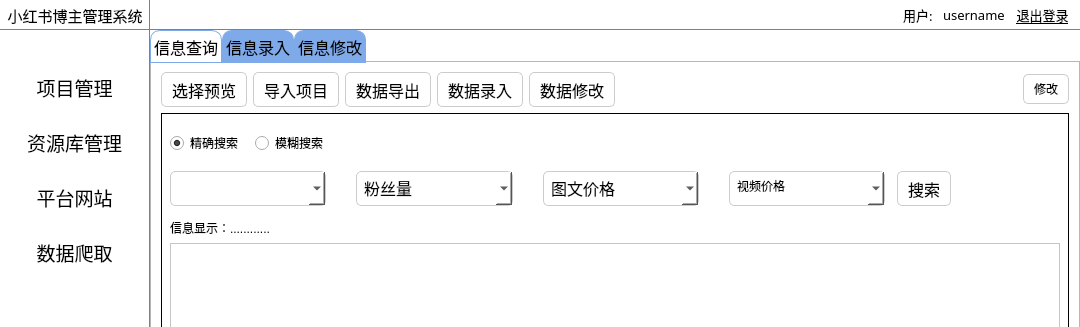
Before: the Qt Designer form xhs_DBMS/appbasewindow.ui in Littledoveqwq/xhs_DBMS, drawn with Qt 5; both pictures show x 0 to 1080 and y 0 to 327 of the 1080 by 640 pixel window.
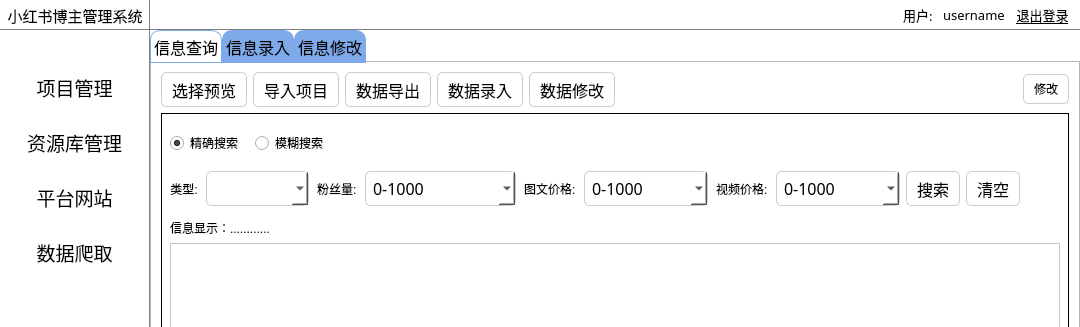
After: the same form once the commit is applied. The open tabs and pages were chosen to show the change. Icons and pictures are not drawn.

What changed in the file:
```diff
--- a/xhs_DBMS/appbasewindow.ui
+++ b/xhs_DBMS/appbasewindow.ui
@@ -839,13 +839,13 @@
                   <widget class="QWidget" name="widget_infoQuerySearch" native="true">
                    <property name="minimumSize">
                     <size>
-                     <width>811</width>
+                     <width>880</width>
                      <height>91</height>
                     </size>
                    </property>
                    <property name="maximumSize">
                     <size>
-                     <width>811</width>
+                     <width>880</width>
                      <height>91</height>
                     </size>
                    </property>
@@ -945,7 +945,7 @@
                     <item>
                      <layout class="QHBoxLayout" name="horizontalLayout_9">
                       <property name="spacing">
-                       <number>12</number>
+                       <number>6</number>
                       </property>
                       <item>
                        <widget class="QStackedWidget" name="stkWidget_search">
@@ -1071,9 +1071,9 @@
                          </layout>
                         </widget>
                         <widget class="QWidget" name="page_fuzzySearch">
-                         <layout class="QHBoxLayout" name="horizontalLayout_6">
+                         <layout class="QHBoxLayout" name="horizontalLayout_6" stretch="1,1,1,1">
                           <property name="spacing">
-                           <number>30</number>
+                           <number>8</number>
                           </property>
                           <property name="leftMargin">
                            <number>0</number>
@@ -1088,7 +1088,25 @@
                            <number>0</number>
                           </property>
                           <item>
-                           <widget class="QComboBox" name="cbx_kind">
+                           <layout class="QHBoxLayout" name="horizontalLayout_11">
+                            <item>
+                             <widget class="QLabel" name="label_6">
+                              <property name="sizePolicy">
+                               <sizepolicy hsizetype="Fixed" vsizetype="Preferred">
+                                <horstretch>0</horstretch>
+                                <verstretch>0</verstretch>
+                               </sizepolicy>
+                              </property>
+                              <property name="text">
+                               <string>类型:</string>
+                              </property>
+                              <property name="alignment">
+                               <set>Qt::AlignCenter</set>
+                              </property>
+                             </widget>
+                            </item>
+                            <item>
+                             <widget class="QComboBox" name="cbx_type">
                             <property name="minimumSize">
                              <size>
                               <width>0</width>
@@ -1124,6 +1142,23 @@
                             </property>
                            </widget>
                           </item>
+                           </layout>
+                          </item>
+                          <item>
+                           <layout class="QHBoxLayout" name="horizontalLayout_12">
+                            <item>
+                             <widget class="QLabel" name="label_7">
+                              <property name="sizePolicy">
+                               <sizepolicy hsizetype="Fixed" vsizetype="Preferred">
+                                <horstretch>0</horstretch>
+                                <verstretch>0</verstretch>
+                               </sizepolicy>
+                              </property>
+                              <property name="text">
+                               <string>粉丝量:</string>
+                              </property>
+                             </widget>
+                            </item>
                           <item>
                            <widget class="QComboBox" name="cbx_fans">
                             <property name="minimumSize">
@@ -1151,7 +1186,72 @@
                              <bool>true</bool>
                             </property>
                             <property name="currentText">
-                             <string>粉丝量</string>
+                               <string>0-1000</string>
+                              </property>
+                              <property name="placeholderText">
+                               <string/>
+                              </property>
+                              <item>
+                               <property name="text">
+                                <string>0-1000</string>
+                               </property>
+                              </item>
+                              <item>
+                               <property name="text">
+                                <string>1000-2000</string>
+                               </property>
+                              </item>
+                              <item>
+                               <property name="text">
+                                <string>1000-5000</string>
+                               </property>
+                              </item>
+                              <item>
+                               <property name="text">
+                                <string>5000-10000</string>
+                               </property>
+                              </item>
+                              <item>
+                               <property name="text">
+                                <string>10000-50000</string>
+                               </property>
+                              </item>
+                              <item>
+                               <property name="text">
+                                <string>50000-100000</string>
+                               </property>
+                              </item>
+                              <item>
+                               <property name="text">
+                                <string>100000-500000</string>
+                               </property>
+                              </item>
+                              <item>
+                               <property name="text">
+                                <string>500000-1000000</string>
+                               </property>
+                              </item>
+                              <item>
+                               <property name="text">
+                                <string>&gt;1000000</string>
+                               </property>
+                              </item>
+                             </widget>
+                            </item>
+                           </layout>
+                          </item>
+                          <item>
+                           <layout class="QHBoxLayout" name="horizontalLayout_13">
+                            <item>
+                             <widget class="QLabel" name="label_8">
+                              <property name="sizePolicy">
+                               <sizepolicy hsizetype="Fixed" vsizetype="Preferred">
+                                <horstretch>0</horstretch>
+                                <verstretch>0</verstretch>
+                               </sizepolicy>
+                              </property>
+                              <property name="text">
+                               <string>图文价格:</string>
                             </property>
                            </widget>
                           </item>
@@ -1182,12 +1282,54 @@
                              <bool>true</bool>
                             </property>
                             <property name="currentText">
-                             <string>图文价格</string>
-                            </property>
-                           </widget>
-                          </item>
+                               <string>0-1000</string>
+                              </property>
+                              <item>
+                               <property name="text">
+                                <string>0-1000</string>
+                               </property>
+                              </item>
+                              <item>
+                               <property name="text">
+                                <string>1000-5000</string>
+                               </property>
+                              </item>
+                              <item>
+                               <property name="text">
+                                <string>5000-10000</string>
+                               </property>
+                              </item>
+                              <item>
+                               <property name="text">
+                                <string>10000-50000</string>
+                               </property>
+                              </item>
+                              <item>
+                               <property name="text">
+                                <string>&gt;50000</string>
+                               </property>
+                              </item>
+                             </widget>
+                            </item>
+                           </layout>
+                          </item>
                           <item>
-                           <widget class="QComboBox" name="cbx_vedioprice">
+                           <layout class="QHBoxLayout" name="horizontalLayout_14">
+                            <item>
+                             <widget class="QLabel" name="label_9">
+                              <property name="sizePolicy">
+                               <sizepolicy hsizetype="Fixed" vsizetype="Preferred">
+                                <horstretch>0</horstretch>
+                                <verstretch>0</verstretch>
+                               </sizepolicy>
+                              </property>
+                              <property name="text">
+                               <string>视频价格:</string>
+                              </property>
+                             </widget>
+                            </item>
+                            <item>
+                             <widget class="QComboBox" name="cbx_videoprice">
                             <property name="minimumSize">
                              <size>
                               <width>0</width>
@@ -1210,18 +1352,42 @@
                              <cursorShape>PointingHandCursor</cursorShape>
                             </property>
                             <property name="styleSheet">
-                             <string notr="true">    background-color: #ffffff; /* 设置背景颜色 */
-    border: 1px solid #ccc; /* 设置边框样式 */
-    border-radius: 5px; /* 设置圆角半径 */
-    padding: 5px; /* 设置内边距 */</string>
+                               <string notr="true"/>
                             </property>
                             <property name="editable">
                              <bool>true</bool>
                             </property>
                             <property name="currentText">
-                             <string>视频价格</string>
-                            </property>
-                           </widget>
+                               <string>0-1000</string>
+                              </property>
+                              <item>
+                               <property name="text">
+                                <string>0-1000</string>
+                               </property>
+                              </item>
+                              <item>
+                               <property name="text">
+                                <string>1000-5000</string>
+                               </property>
+                              </item>
+                              <item>
+                               <property name="text">
+                                <string>5000-10000</string>
+                               </property>
+                              </item>
+                              <item>
+                               <property name="text">
+                                <string>10000-50000</string>
+                               </property>
+                              </item>
+                              <item>
+                               <property name="text">
+                                <string>&gt;50000</string>
+                               </property>
+                              </item>
+                             </widget>
+                            </item>
+                           </layout>
                           </item>
                          </layout>
                         </widget>
@@ -1271,6 +1437,34 @@
                         </property>
                        </widget>
                       </item>
+                      <item>
+                       <widget class="QPushButton" name="btn_clearSearch">
+                        <property name="minimumSize">
+                         <size>
+                          <width>0</width>
+                          <height>35</height>
+                         </size>
+                        </property>
+                        <property name="maximumSize">
+                         <size>
+                          <width>16777215</width>
+                          <height>35</height>
+                         </size>
+                        </property>
+                        <property name="font">
+                         <font>
+                          <family>幼圆</family>
+                          <pointsize>12</pointsize>
+                         </font>
+                        </property>
+                        <property name="cursor">
+                         <cursorShape>PointingHandCursor</cursorShape>
+                        </property>
+                        <property name="text">
+                         <string>清空</string>
+                        </property>
+                       </widget>
+                      </item>
                       <item>
                        <spacer name="horizontalSpacer_3">
                         <property name="orientation">
```
Left out of the diff: 4 changed lines with no effect on the pictures. Lines whose indentation alone changed are shown as unchanged.
